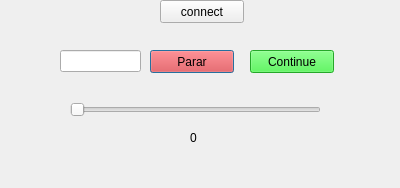
Before: the Qt Designer form client.ui in LuizFernando110/tremQT, drawn with Qt 5.
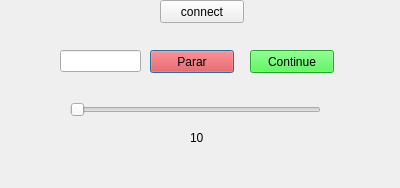
After: the same form once the commit is applied.

```diff
--- a/client.ui
+++ b/client.ui
@@ -87,7 +87,7 @@
     </rect>
    </property>
    <property name="text">
-    <string>0</string>
+    <string>10</string>
    </property>
   </widget>
   <widget class="QPushButton" name="connectButton">
```
Left out of the diff: 5 changed lines with no effect on the pictures.
